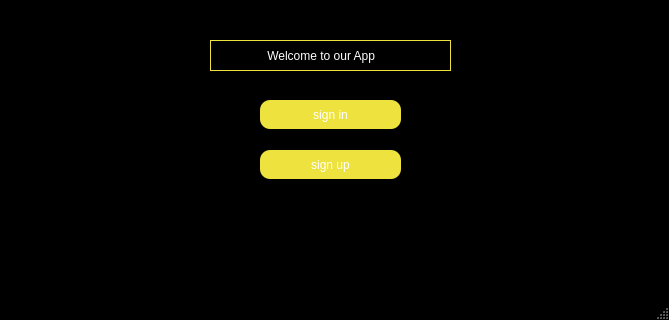
The window that enter/enter.ui (Shayanrava/APproject) describes before a commit, drawn with Qt 5.
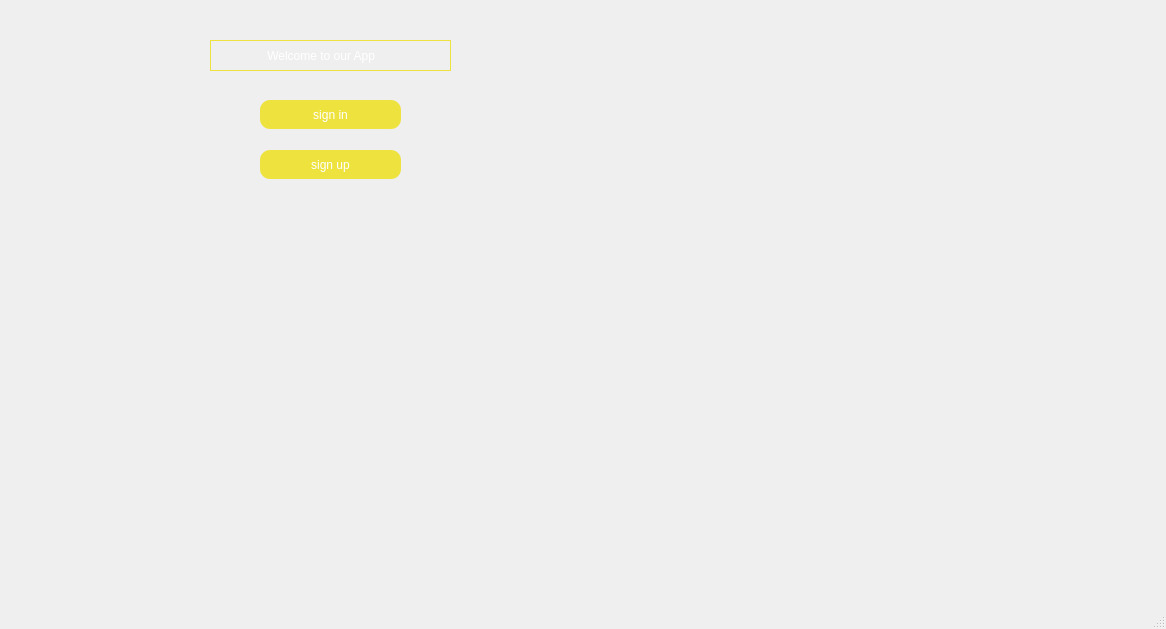
The same window after the commit. Icons and pictures are not drawn.

Diff of the .ui file:
```diff
--- a/enter/enter.ui
+++ b/enter/enter.ui
@@ -6,8 +6,8 @@
    <rect>
     <x>0</x>
     <y>0</y>
-    <width>669</width>
-    <height>320</height>
+    <width>1166</width>
+    <height>629</height>
    </rect>
   </property>
   <property name="windowTitle">
@@ -16,7 +16,7 @@
   <property name="styleSheet">
    <string notr="true">#Enter{
 
-background-color:black;
+background-image:url(&quot;:/new/prefix1/photo9486489911.jpg&quot;);
 
 }</string>
   </property>
```
Left out of the diff: 4 changed lines with no effect on the pictures.
